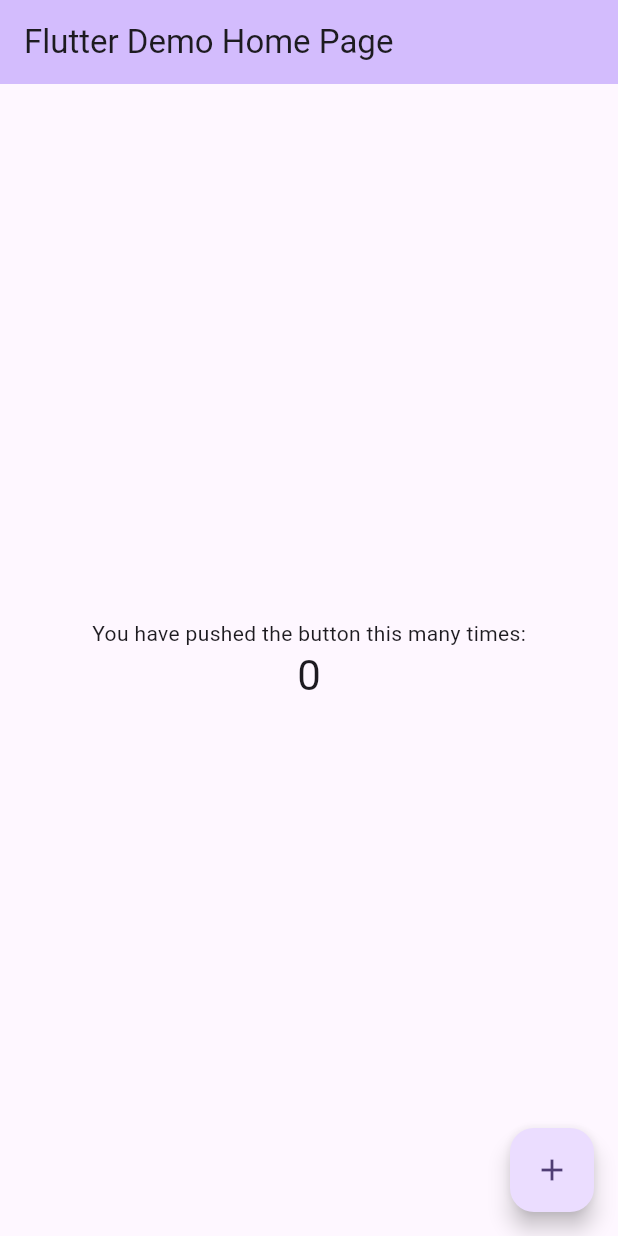
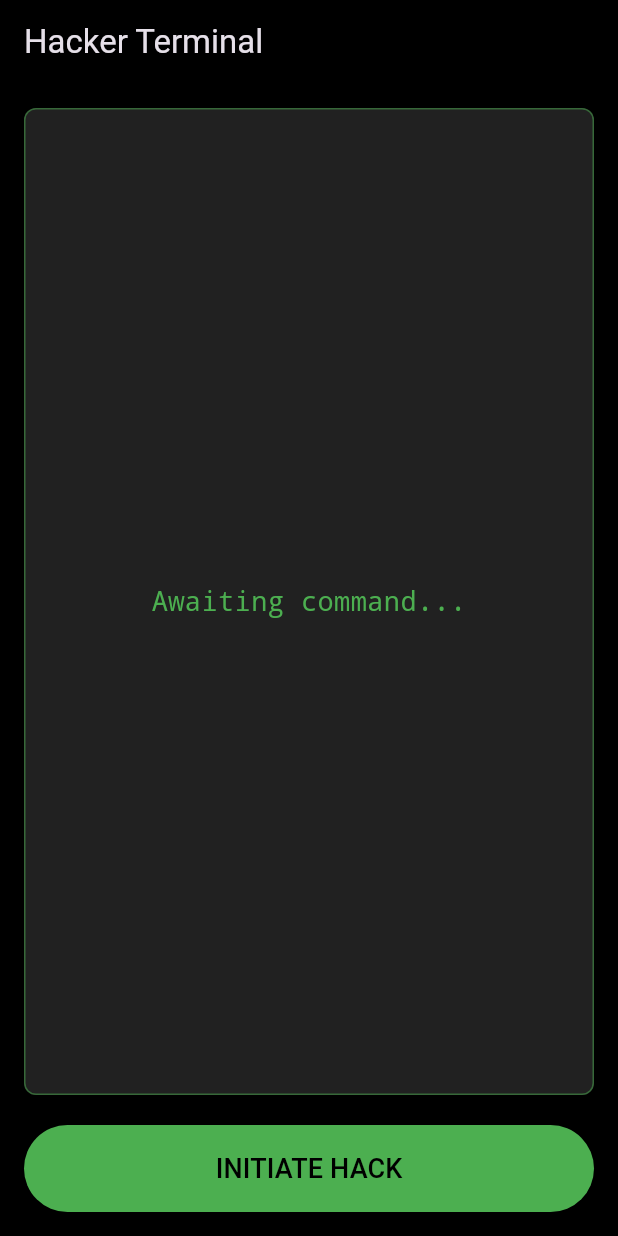
Before and after one commit to could-ai/019a0a8f-af0c-785e-9028-8dcc902fee4e, a Flutter app: the screen it shows after launch, on a phone screen of 412 x 824 dp. Run offline on Flutter 3.47's test engine with Material 3 defaults, Android fonts, the phone set to English and light mode, and no system bars; our stand-ins replace animated_text_kit.

Commit message:
Added the `animated_text_kit` dependency to `pubspec.yaml`. This package is essential for creating the text animations that simulate the hacking process in the user interface, providing a dynamic and engaging visual effect.; Replaced the default Flutter counter application with a new 'Hacker App' interface. This change introduces a `HackerScreen` widget that simulates a hacking terminal. The new screen features a dark theme with green text, a 'log' window, and a button to initiate a simulated hacking sequence. The hacking sequence displays a series of animated messages to create an immersive, movie-style hacking experience. The previous counter logic and UI have been completely removed to make way for this new, specialized interface.

```diff
--- a/usr/lib/main.dart
+++ b/usr/lib/main.dart
@@ -1,4 +1,5 @@
 import 'package:flutter/material.dart';
+import 'package:animated_text_kit/animated_text_kit.dart';
 
 void main() {
   runApp(const MyApp());
@@ -7,114 +8,166 @@ void main() {
 class MyApp extends StatelessWidget {
   const MyApp({super.key});
 
-  // This widget is the root of your application.
   @override
   Widget build(BuildContext context) {
     return MaterialApp(
-      title: 'Flutter Demo',
+      title: 'Hacker App',
       debugShowCheckedModeBanner: false,
-      theme: ThemeData(
-        // This is the theme of your application.
-        //
-        // TRY THIS: Try running your application with "flutter run". You'll see
-        // the application has a purple toolbar. Then, without quitting the app,
-        // try changing the seedColor in the colorScheme below to Colors.green
-        // and then invoke "hot reload" (save your changes or press the "hot
-        // reload" button in a Flutter-supported IDE, or press "r" if you used
-        // the command line to start the app).
-        //
-        // Notice that the counter didn't reset back to zero; the application
-        // state is not lost during the reload. To reset the state, use hot
-        // restart instead.
-        //
-        // This works for code too, not just values: Most code changes can be
-        // tested with just a hot reload.
-        colorScheme: ColorScheme.fromSeed(seedColor: Colors.deepPurple),
+      theme: ThemeData.dark().copyWith(
+        scaffoldBackgroundColor: Colors.black,
+        primaryColor: Colors.green,
+        textTheme: const TextTheme(
+          bodyLarge: TextStyle(color: Colors.green),
+          bodyMedium: TextStyle(color: Colors.green),
+        ),
+        elevatedButtonTheme: ElevatedButtonThemeData(
+          style: ElevatedButton.styleFrom(
+            backgroundColor: Colors.green,
+            foregroundColor: Colors.black,
+          ),
+        ),
       ),
-      home: const MyHomePage(title: 'Flutter Demo Home Page'),
+      home: const HackerScreen(),
     );
   }
 }
 
-class MyHomePage extends StatefulWidget {
-  const MyHomePage({super.key, required this.title});
-
-  // This widget is the home page of your application. It is stateful, meaning
-  // that it has a State object (defined below) that contains fields that affect
-  // how it looks.
-
-  // This class is the configuration for the state. It holds the values (in this
-  // case the title) provided by the parent (in this case the App widget) and
-  // used by the build method of the State. Fields in a Widget subclass are
-  // always marked "final".
-
-  final String title;
+class HackerScreen extends StatefulWidget {
+  const HackerScreen({super.key});
 
   @override
-  State<MyHomePage> createState() => _MyHomePageState();
+  State<HackerScreen> createState() => _HackerScreenState();
 }
 
-class _MyHomePageState extends State<MyHomePage> {
-  int _counter = 0;
+class _HackerScreenState extends State<HackerScreen> {
+  bool _isHacking = false;
+  final List<String> _hackingMessages = [];
+  final ScrollController _scrollController = ScrollController();
 
-  void _incrementCounter() {
+  void _startHacking() {
     setState(() {
-      // This call to setState tells the Flutter framework that something has
-      // changed in this State, which causes it to rerun the build method below
-      // so that the display can reflect the updated values. If we changed
-      // _counter without calling setState(), then the build method would not be
-      // called again, and so nothing would appear to happen.
-      _counter++;
+      _isHacking = true;
+      _hackingMessages.clear();
+    });
+
+    _addMessage("Initiating hack sequence...");
+    Future.delayed(const Duration(seconds: 1), () => _addMessage("Bypassing firewall..."));
+    Future.delayed(const Duration(seconds: 2), () => _addMessage("Accessing main server..."));
+    Future.delayed(const Duration(seconds: 3), () => _addMessage("Connection established."));
+    Future.delayed(const Duration(seconds: 4), () => _addMessage("Downloading data... 10%"));
+    Future.delayed(const Duration(seconds: 5), () => _addMessage("Downloading data... 35%"));
+    Future.delayed(const Duration(seconds: 6), () => _addMessage("Downloading data... 78%"));
+    Future.delayed(const Duration(seconds: 7), () => _addMessage("Downloading data... 100%"));
+    Future.delayed(const Duration(seconds: 8), () => _addMessage("Data transfer complete."));
+    Future.delayed(const Duration(seconds: 9), () => _addMessage("Erasing tracks..."));
+    Future.delayed(const Duration(seconds: 10), () => _addMessage("Hack successful. Disconnecting."));
+    Future.delayed(const Duration(seconds: 11), () {
+      setState(() {
+        _isHacking = false;
+      });
+    });
+  }
+
+  void _addMessage(String message) {
+    if (!mounted) return;
+    setState(() {
+      _hackingMessages.add("> $message");
+    });
+    // Scroll to the bottom
+    WidgetsBinding.instance.addPostFrameCallback((_) {
+      if (_scrollController.hasClients) {
+        _scrollController.animateTo(
+          _scrollController.position.maxScrollExtent,
+          duration: const Duration(milliseconds: 300),
+          curve: Curves.easeOut,
+        );
+      }
     });
   }
 
   @override
   Widget build(BuildContext context) {
-    // This method is rerun every time setState is called, for instance as done
-    // by the _incrementCounter method above.
-    //
-    // The Flutter framework has been optimized to make rerunning build methods
-    // fast, so that you can just rebuild anything that needs updating rather
-    // than having to individually change instances of widgets.
     return Scaffold(
       appBar: AppBar(
-        // TRY THIS: Try changing the color here to a specific color (to
-        // Colors.amber, perhaps?) and trigger a hot reload to see the AppBar
-        // change color while the other colors stay the same.
-        backgroundColor: Theme.of(context).colorScheme.inversePrimary,
-        // Here we take the value from the MyHomePage object that was created by
-        // the App.build method, and use it to set our appbar title.
-        title: Text(widget.title),
+        title: const Text('Hacker Terminal'),
+        backgroundColor: Colors.black,
+        elevation: 0,
       ),
-      body: Center(
-        // Center is a layout widget. It takes a single child and positions it
-        // in the middle of the parent.
+      body: Padding(
+        padding: const EdgeInsets.all(16.0),
         child: Column(
-          // Column is also a layout widget. It takes a list of children and
-          // arranges them vertically. By default, it sizes itself to fit its
-          // children horizontally, and tries to be as tall as its parent.
-          //
-          // Column has various properties to control how it sizes itself and
-          // how it positions its children. Here we use mainAxisAlignment to
-          // center the children vertically; the main axis here is the vertical
-          // axis because Columns are vertical (the cross axis would be
-          // horizontal).
-          //
-          // TRY THIS: Invoke "debug painting" (choose the "Toggle Debug Paint"
-          // action in the IDE, or press "p" in the console), to see the
-          // wireframe for each widget.
-          mainAxisAlignment: MainAxisAlignment.center,
-          children: <Widget>[
-            const Text('You have pushed the button this many times:'),
-            Text('$_counter', style: Theme.of(context).textTheme.headlineMedium),
+          crossAxisAlignment: CrossAxisAlignment.stretch,
+          children: [
+            Expanded(
+              child: Container(
+                padding: const EdgeInsets.all(12.0),
+                decoration: BoxDecoration(
+                  color: Colors.grey[900],
+                  borderRadius: BorderRadius.circular(8.0),
+                  border: Border.all(color: Colors.green.withOpacity(0.5)),
+                ),
+                child: _hackingMessages.isNotEmpty
+                    ? ListView.builder(
+                        controller: _scrollController,
+                        itemCount: _hackingMessages.length,
+                        itemBuilder: (context, index) {
+                          return Text(
+                            _hackingMessages[index],
+                            style: const TextStyle(
+                              fontFamily: 'monospace',
+                              color: Colors.green,
+                              fontSize: 16,
+                            ),
+                          );
+                        },
+                      )
+                    : const Center(
+                        child: Text(
+                          "Awaiting command...",
+                          style: TextStyle(
+                            fontFamily: 'monospace',
+                            color: Colors.green,
+                            fontSize: 18,
+                          ),
+                        ),
+                      ),
+              ),
+            ),
+            const SizedBox(height: 20),
+            ElevatedButton(
+              onPressed: _isHacking ? null : _startHacking,
+              style: ElevatedButton.styleFrom(
+                padding: const EdgeInsets.symmetric(vertical: 16.0),
+                backgroundColor: Colors.green,
+                disabledBackgroundColor: Colors.green.withOpacity(0.5),
+              ),
+              child: _isHacking
+                  ? const Row(
+                      mainAxisAlignment: MainAxisAlignment.center,
+                      children: [
+                        SizedBox(
+                          width: 20,
+                          height: 20,
+                          child: CircularProgressIndicator(
+                            strokeWidth: 2,
+                            valueColor: AlwaysStoppedAnimation<Color>(Colors.black),
+                          ),
+                        ),
+                        SizedBox(width: 10),
+                        Text(
+                          'HACK IN PROGRESS...',
+                          style: TextStyle(fontSize: 18, color: Colors.black),
+                        ),
+                      ],
+                    )
+                  : const Text(
+                      'INITIATE HACK',
+                      style: TextStyle(fontSize: 18, color: Colors.black),
+                    ),
+            ),
           ],
         ),
       ),
-      floatingActionButton: FloatingActionButton(
-        onPressed: _incrementCounter,
-        tooltip: 'Increment',
-        child: const Icon(Icons.add),
-      ), // This trailing comma makes auto-formatting nicer for build methods.
     );
   }
 }
--- a/usr/pubspec.yaml
+++ b/usr/pubspec.yaml
@@ -34,6 +34,7 @@ dependencies:
   # The following adds the Cupertino Icons font to your application.
   # Use with the CupertinoIcons class for iOS style icons.
   cupertino_icons: ^1.0.8
+  animated_text_kit: ^4.2.2
 
 dev_dependencies:
   flutter_test:
```
